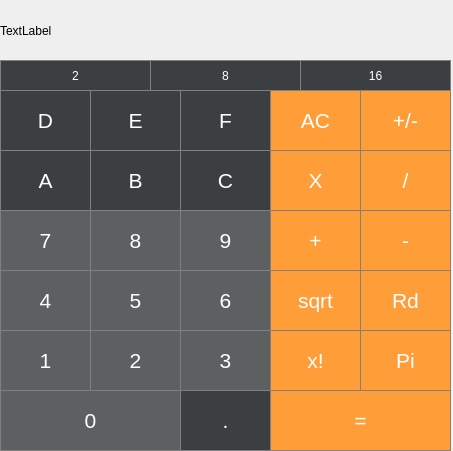
This is CalcMain.ui in Vad081/CalcProg as Qt 5 draws it before an edit. The edited form follows.
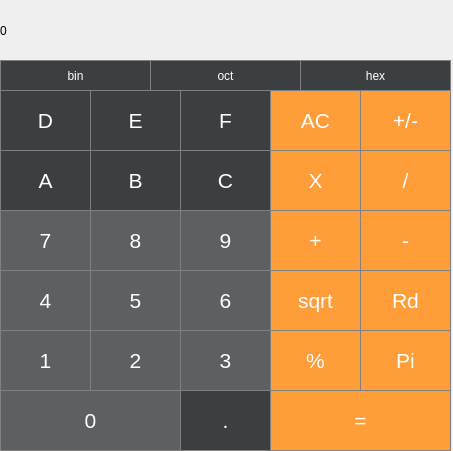
This is the edited form.

Diff of the .ui file:
```diff
--- a/CalcMain.ui
+++ b/CalcMain.ui
@@ -36,7 +36,7 @@
 background-color : white;</string>
     </property>
     <property name="text">
-     <string>TextLabel</string>
+     <string>0</string>
     </property>
    </widget>
    <widget class="QPushButton" name="pushButton">
@@ -695,7 +695,7 @@
 }</string>
     </property>
     <property name="text">
-     <string>x!</string>
+     <string>%</string>
     </property>
    </widget>
    <widget class="QPushButton" name="pushButton_27">
@@ -772,7 +772,7 @@
 }</string>
     </property>
     <property name="text">
-     <string>16</string>
+     <string>hex</string>
     </property>
    </widget>
    <widget class="QPushButton" name="pushButton_30">
@@ -797,7 +797,7 @@
 }</string>
     </property>
     <property name="text">
-     <string>8</string>
+     <string>oct</string>
     </property>
    </widget>
    <widget class="QPushButton" name="pushButton_31">
@@ -822,7 +822,7 @@
 }</string>
     </property>
     <property name="text">
-     <string>2</string>
+     <string>bin</string>
     </property>
    </widget>
   </widget>
```
Left out of the diff: 56 changed lines with no effect on the pictures.
